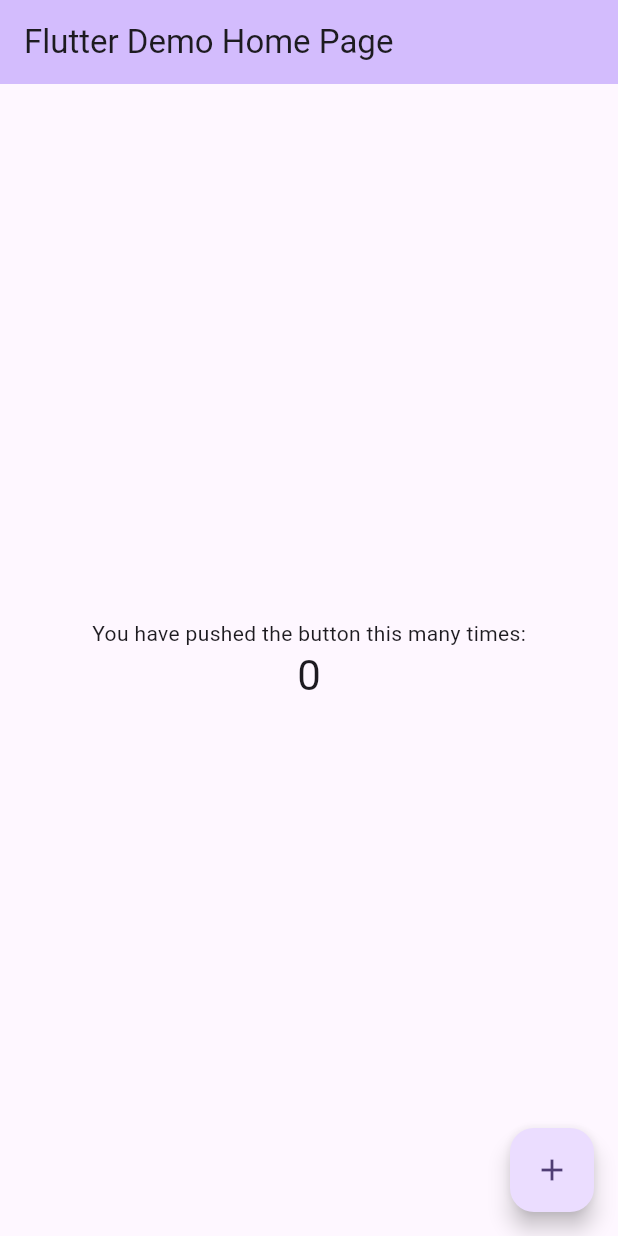
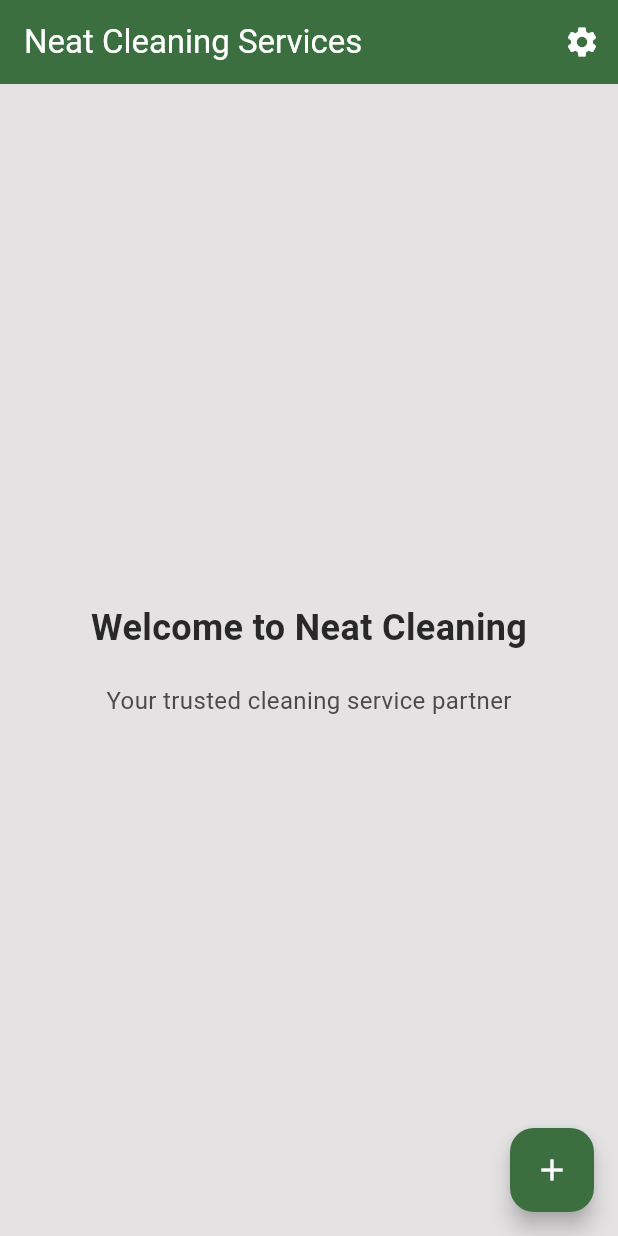
Before and after one commit to NeatTeam/Neat, a Flutter app: the screen it shows after launch, on a phone screen of 412 x 824 dp. Run offline on Flutter 3.47's test engine with Material 3 defaults, Android fonts, the phone set to English and light mode, and no system bars.

Commit message:
Created setting page

```diff
--- a/frontend/lib/main.dart
+++ b/frontend/lib/main.dart
@@ -1,7 +1,15 @@
 import 'package:flutter/material.dart';
+import 'package:provider/provider.dart';
+import 'settings_page.dart';
+import 'theme_provider.dart';
 
 void main() {
-  runApp(const MyApp());
+  runApp(
+    ChangeNotifierProvider(
+      create: (_) => ThemeProvider(),
+      child: const MyApp(),
+    ),
+  );
 }
 
 class MyApp extends StatelessWidget {
@@ -10,8 +18,11 @@ class MyApp extends StatelessWidget {
   // This widget is the root of your application.
   @override
   Widget build(BuildContext context) {
+    final themeProvider = Provider.of<ThemeProvider>(context);
+    final isDark = themeProvider.isDarkMode;
+
     return MaterialApp(
-      title: 'Flutter Demo',
+      title: 'Neat Cleaning',
       theme: ThemeData(
         // This is the theme of your application.
         //
@@ -28,10 +39,25 @@ class MyApp extends StatelessWidget {
         //
         // This works for code too, not just values: Most code changes can be
         // tested with just a hot reload.
-        colorScheme: ColorScheme.fromSeed(seedColor: Colors.deepPurple),
+        colorScheme: ColorScheme.light(
+          primary: const Color(0xFF3B6F3F), // Dark spring green
+          secondary: const Color(0xFF4A4A4A), // Davy's gray
+          surface: const Color(0xFFE4E2E2), // Platinum
+          background: const Color(0xFFE4E2E2), // Platinum
+        ),
         useMaterial3: true,
       ),
-      home: const MyHomePage(title: 'Flutter Demo Home Page'),
+      darkTheme: ThemeData(
+        colorScheme: ColorScheme.dark(
+          primary: const Color(0xFF3B6F3F), // Dark spring green
+          secondary: const Color(0xFF4A4A4A), // Davy's gray
+          surface: const Color(0xFF292828), // Raisin black
+          background: const Color(0xFF292828), // Raisin black
+        ),
+        useMaterial3: true,
+      ),
+      themeMode: isDark ? ThemeMode.dark : ThemeMode.light,
+      home: const MyHomePage(title: 'Neat Cleaning Services'),
     );
   }
 }
@@ -55,21 +81,17 @@ class MyHomePage extends StatefulWidget {
 }
 
 class _MyHomePageState extends State<MyHomePage> {
-  int _counter = 0;
-
-  void _incrementCounter() {
-    setState(() {
-      // This call to setState tells the Flutter framework that something has
-      // changed in this State, which causes it to rerun the build method below
-      // so that the display can reflect the updated values. If we changed
-      // _counter without calling setState(), then the build method would not be
-      // called again, and so nothing would appear to happen.
-      _counter++;
-    });
-  }
+  static const Color platinum = Color(0xFFE4E2E2);
+  static const Color darkSpringGreen = Color(0xFF3B6F3F);
+  static const Color raisinBlack = Color(0xFF292828);
+  static const Color davysGray = Color(0xFF4A4A4A);
+  static const Color cadetGray = Color(0xFF9E9E9E);
 
   @override
   Widget build(BuildContext context) {
+    final themeProvider = Provider.of<ThemeProvider>(context);
+    final isDark = themeProvider.isDarkMode;
+
     // This method is rerun every time setState is called, for instance as done
     // by the _incrementCounter method above.
     //
@@ -81,12 +103,28 @@ class _MyHomePageState extends State<MyHomePage> {
         // TRY THIS: Try changing the color here to a specific color (to
         // Colors.amber, perhaps?) and trigger a hot reload to see the AppBar
         // change color while the other colors stay the same.
-        backgroundColor: Theme.of(context).colorScheme.inversePrimary,
+        backgroundColor: darkSpringGreen,
         // Here we take the value from the MyHomePage object that was created by
         // the App.build method, and use it to set our appbar title.
-        title: Text(widget.title),
+        title: Text(
+          widget.title,
+          style: TextStyle(color: isDark ? platinum : Colors.white),
         ),
-      body: Center(
+        actions: [
+          IconButton(
+            icon: Icon(Icons.settings, color: isDark ? platinum : Colors.white),
+            onPressed: () {
+              Navigator.push(
+                context,
+                MaterialPageRoute(builder: (context) => const SettingsPage()),
+              );
+            },
+          ),
+        ],
+      ),
+      body: Container(
+        color: isDark ? raisinBlack : platinum,
+        child: Center(
           // Center is a layout widget. It takes a single child and positions it
           // in the middle of the parent.
           child: Column(
@@ -105,20 +143,32 @@ class _MyHomePageState extends State<MyHomePage> {
             // wireframe for each widget.
             mainAxisAlignment: MainAxisAlignment.center,
             children: <Widget>[
-            const Text(
-              'You have pushed the button this many times:',
+              Text(
+                'Welcome to Neat Cleaning',
+                style: TextStyle(
+                  fontSize: 24,
+                  fontWeight: FontWeight.bold,
+                  color: isDark ? platinum : raisinBlack,
                 ),
+              ),
+              const SizedBox(height: 20),
               Text(
-              '$_counter',
-              style: Theme.of(context).textTheme.headlineMedium,
+                'Your trusted cleaning service partner',
+                style: TextStyle(
+                  fontSize: 16,
+                  color: isDark ? platinum : davysGray,
+                ),
               ),
             ],
           ),
         ),
+      ),
       floatingActionButton: FloatingActionButton(
-        onPressed: _incrementCounter,
-        tooltip: 'Increment',
-        child: const Icon(Icons.add),
+        onPressed: () {
+          // Add booking functionality here
+        },
+        backgroundColor: darkSpringGreen,
+        child: Icon(Icons.add, color: isDark ? platinum : Colors.white),
       ), // This trailing comma makes auto-formatting nicer for build methods.
     );
   }
--- /dev/null
+++ b/frontend/lib/theme_provider.dart
@@ -0,0 +1,12 @@
+import 'package:flutter/material.dart';
+
+class ThemeProvider extends ChangeNotifier {
+  bool _isDarkMode = false;
+
+  bool get isDarkMode => _isDarkMode;
+
+  void toggleTheme() {
+    _isDarkMode = !_isDarkMode;
+    notifyListeners();
+  }
+}
--- a/frontend/pubspec.yaml
+++ b/frontend/pubspec.yaml
@@ -34,6 +34,7 @@ dependencies:
   # The following adds the Cupertino Icons font to your application.
   # Use with the CupertinoIcons class for iOS style icons.
   cupertino_icons: ^1.0.8
+  provider: ^6.1.2
 
 dev_dependencies:
   flutter_test:
```
Also changed, not shown: frontend/lib/settings_page.dart (added, +266 -0 lines). Lines whose indentation alone changed are shown as unchanged.
